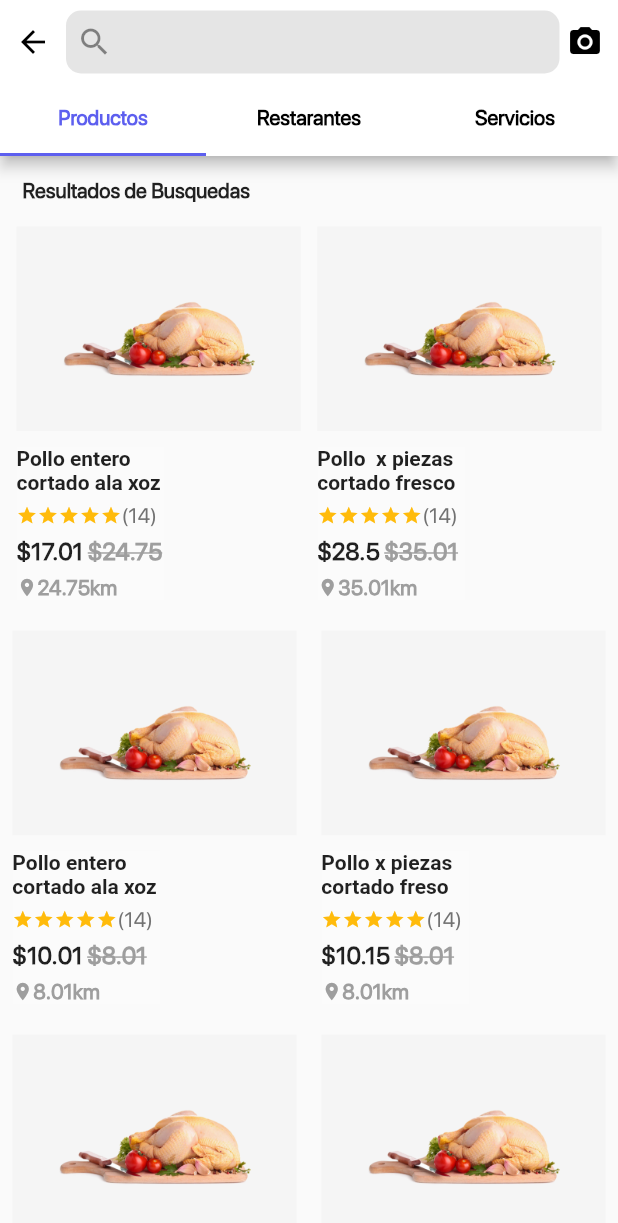
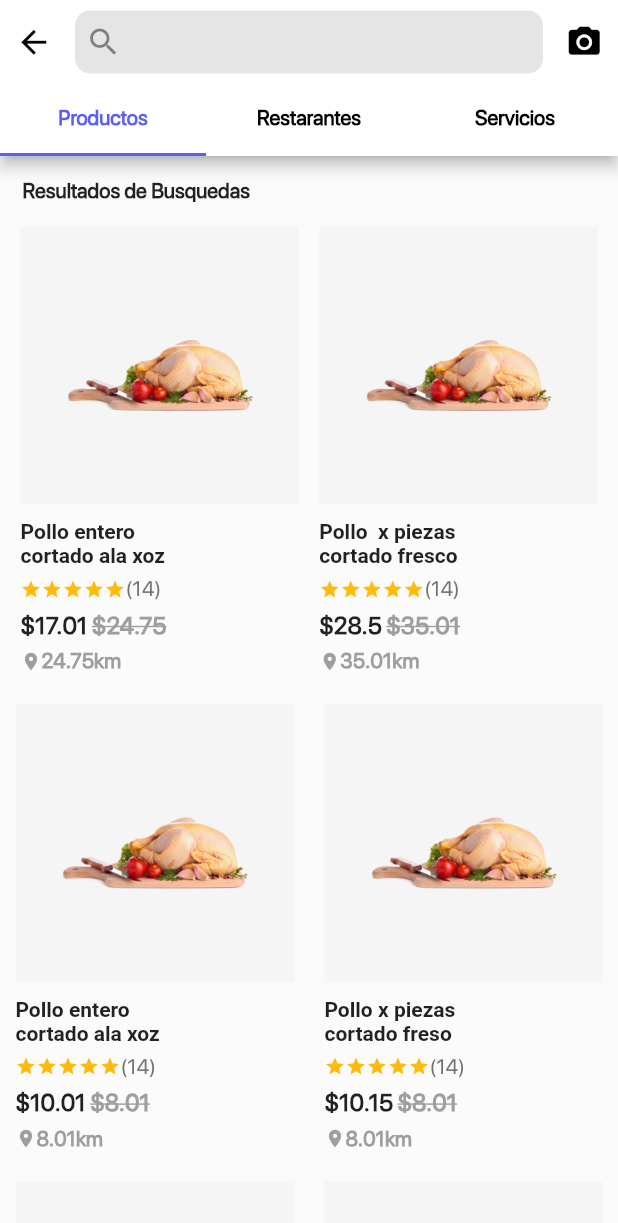
Before and after one commit to cyper145/flutter, a Flutter app: the screen it shows after launch, on a phone screen of 412 x 824 dp. Shown: the top 1223 px of the screen. Run offline on Flutter 3.47's test engine with Material 2 defaults, Android fonts, the phone set to English and light mode, and no system bars; Roboto replaces fonts that are missing (sfpro); project files that could hold a hidden picture were left out.

Commit message:
agregando detalles

```diff
--- a/lib/main.dart
+++ b/lib/main.dart
@@ -29,8 +29,9 @@ class MyApp extends StatelessWidget {
                 const Icon(
                   Icons.arrow_back,
                   color: Colors.black,
+                  size: 25,
                 ),
-                const SizedBox(width: 5),
+                const SizedBox(width: 10),
                 Expanded(
                   child: Container(
                     margin:
@@ -48,9 +49,11 @@ class MyApp extends StatelessWidget {
                     ),
                   ),
                 ),
+                const SizedBox(width: 10),
                 const Icon(
                   Icons.camera_alt,
                   color: Colors.black,
+                  size: 25,
                 ),
                 const SizedBox(width: 10)
               ],
--- a/lib/widget/card.dart
+++ b/lib/widget/card.dart
@@ -34,10 +34,7 @@ class _CardProductState extends State<CardProduct> {
     return Container(
       padding: const EdgeInsets.all(0),
       margin: const EdgeInsets.only(bottom: 20),
-      width: responsive.wp(46),
-      decoration: BoxDecoration(
-        borderRadius: BorderRadius.circular(5),
-      ),
+      decoration: BoxDecoration(borderRadius: BorderRadius.circular(5)),
       child: Column(
         crossAxisAlignment: CrossAxisAlignment.start,
         children: [
@@ -45,6 +42,8 @@ class _CardProductState extends State<CardProduct> {
             padding: const EdgeInsets.symmetric(vertical: 25, horizontal: 30),
             margin: const EdgeInsets.all(0),
             color: Colors.grey[100],
+            width: responsive.wp(45),
+            height: responsive.wp(45),
             child: Image.asset(
               widget.path,
               alignment: Alignment.center,
```
